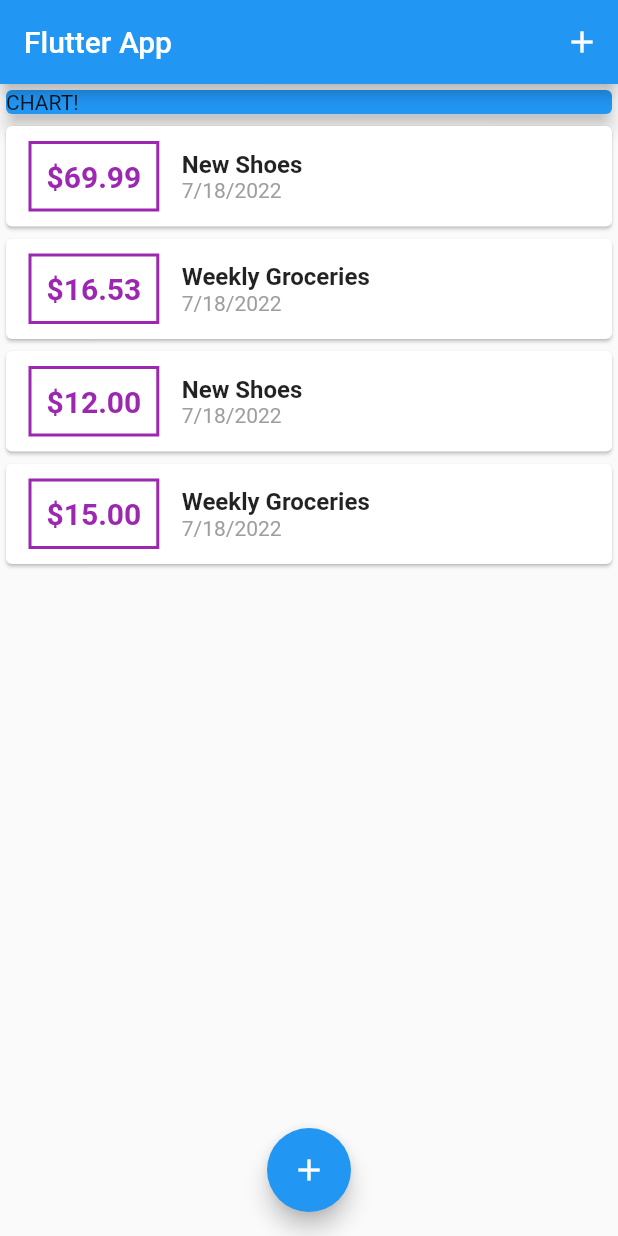
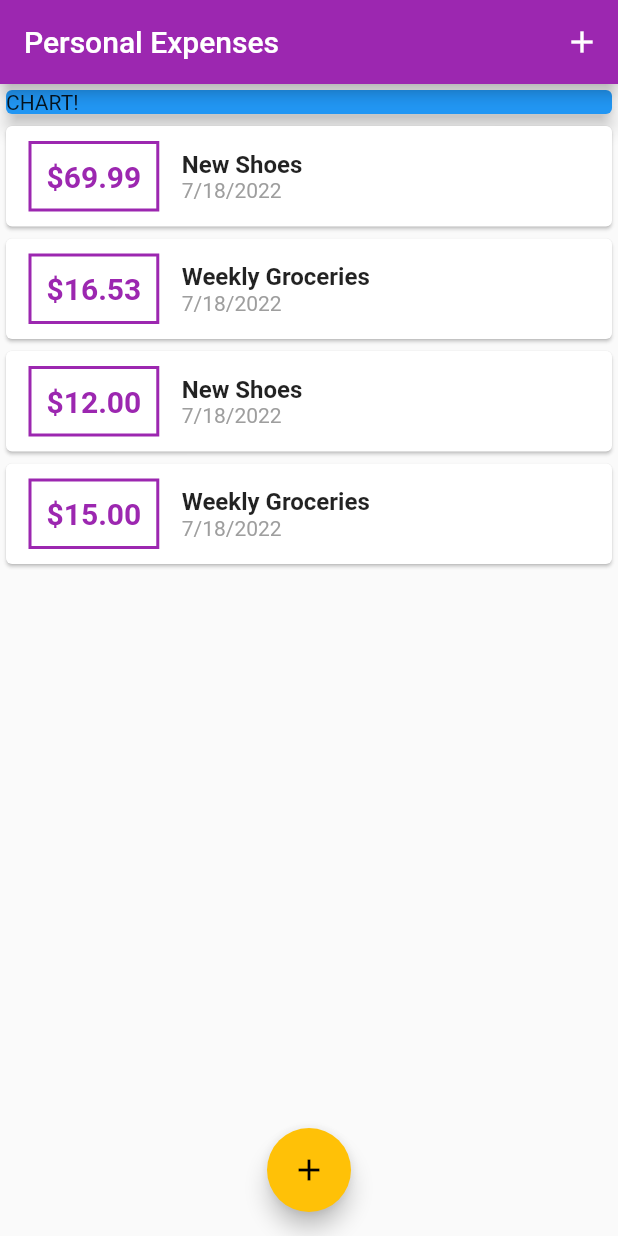
Before and after one commit to lanimortontran/academind-section4-personal-expenses, a Flutter app: the screen it shows after launch, on a phone screen of 412 x 824 dp. Run offline on Flutter 3.47's test engine with Material 2 defaults, Android fonts, the phone set to English and light mode, and no system bars.

Commit message:
Basic app Theme

```diff
--- a/lib/main.dart
+++ b/lib/main.dart
@@ -10,7 +10,11 @@ class MyApp extends StatelessWidget {
   @override
   Widget build(BuildContext context) {
     return MaterialApp(
-      title: 'Flutter App',
+      title: 'Personal Expenses',
+      theme: ThemeData(
+        primarySwatch: Colors.purple,
+        accentColor: Colors.amber,
+      ),
       home: MyHomePage(),
     );
   }
@@ -118,7 +122,7 @@ class _MyHomePageState extends State<MyHomePage> {
   Widget build(BuildContext context) {
     return Scaffold(
       appBar: AppBar(
-        title: Text('Flutter App'),
+        title: Text('Personal Expenses'),
         actions: <Widget>[
           IconButton(
             onPressed: () => _startAddNewTransaction(context),
--- a/lib/widgets/transaction_list.dart
+++ b/lib/widgets/transaction_list.dart
@@ -24,7 +24,7 @@ class TransactionList extends StatelessWidget {
                   ),
                   decoration: BoxDecoration(
                     border: Border.all(
-                      color: Colors.purple,
+                      color: Theme.of(context).primaryColor,
                       width: 2.0,
                     ),
                   ),
```
